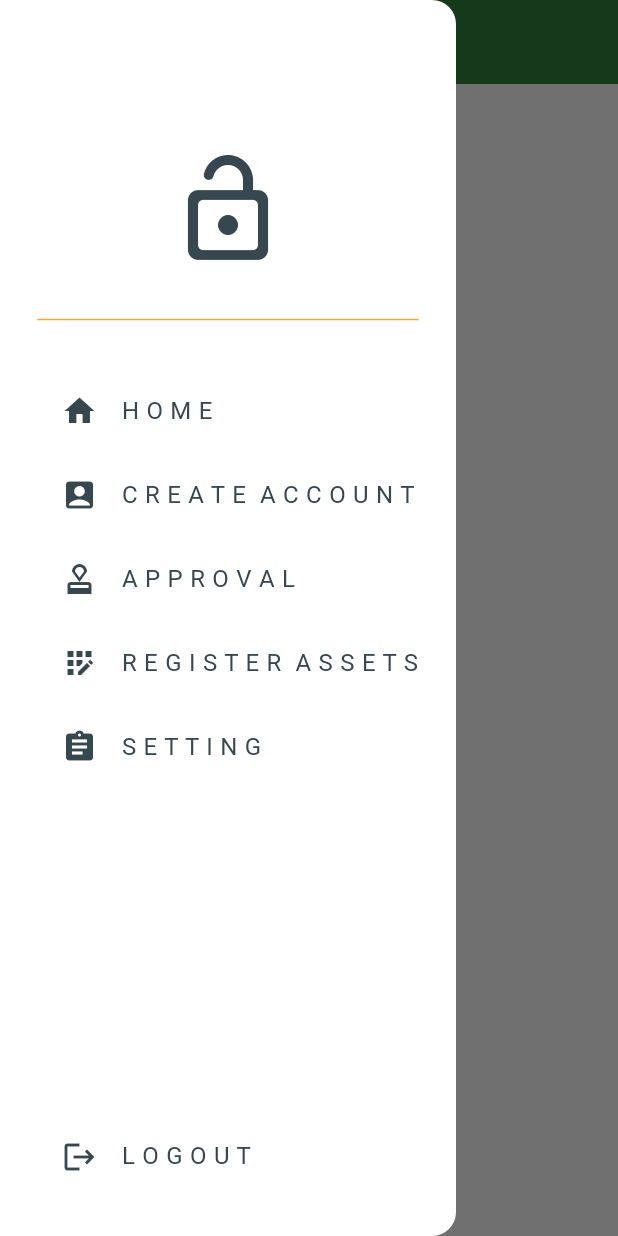
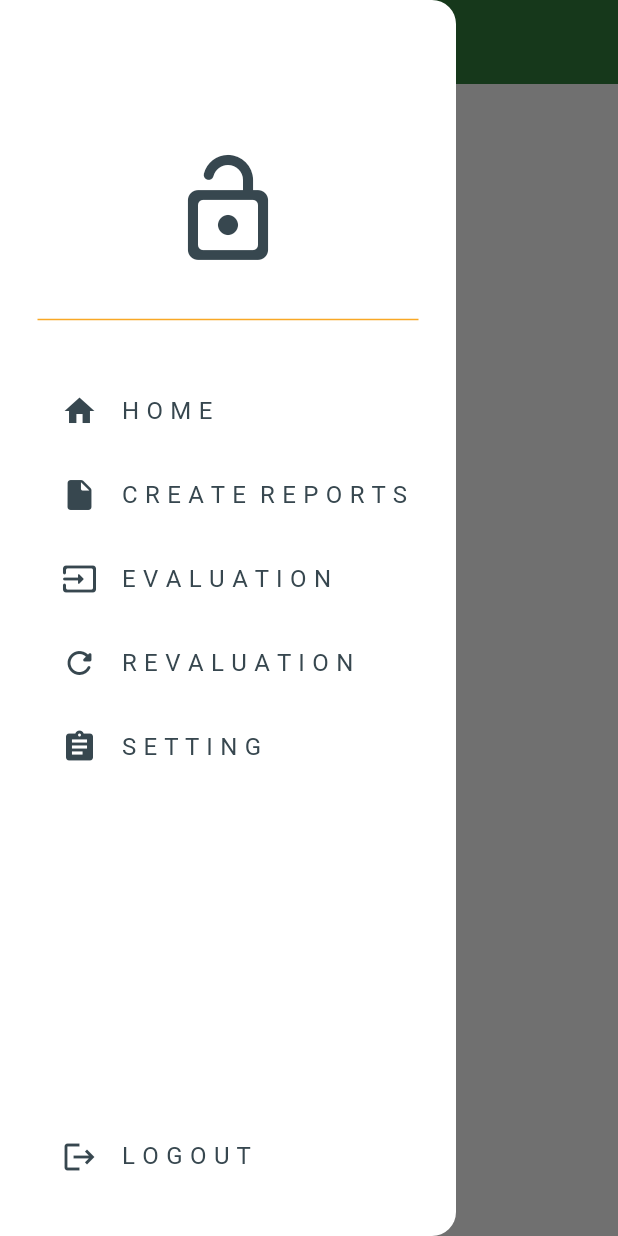
Before and after one commit to Dani-abera/AssetRegistrationandValuation, a Flutter app: the ValidatorPage screen opened directly, with the side drawer open, on a phone screen of 412 x 824 dp. Run offline on Flutter 3.47's test engine with Material 3 defaults, Android fonts, the phone set to English and light mode, and no system bars; our stand-ins replace cloud_firestore, firebase_auth, firebase_core; missing offline and left inert: mailer; accounts and stored records are empty.

Commit message:
Drawer Validator Update

```diff
--- a/lib/components/my_drawer_validator.dart
+++ b/lib/components/my_drawer_validator.dart
@@ -2,7 +2,7 @@ import 'package:firebase_auth/firebase_auth.dart';
 import 'package:flutter/material.dart';
 import 'package:land_house_verify/pages/registration_page.dart';
 import 'package:land_house_verify/pages/setting_page.dart';
-import '../pages/admin_validator_approval_page.dart';
+import 'package:land_house_verify/pages/valuation_Input_page.dart';
 import '../pages/register_asset_page.dart';
 import '../services/login_or_register.dart';
 import 'my_drawer_tile.dart';
@@ -36,8 +36,8 @@ class MyDrawerValidator extends StatelessWidget {
             onTap: () => Navigator.pop(context),
           ),
           MyDrawerTile(
-            text: 'C R E A T E  A C C O U N T ',
-            icon: Icons.account_box,
+            text: 'C R E A T E  R E P O R T S',
+            icon: Icons.insert_drive_file_rounded,
             onTap: () {
               Navigator.push(
                 context,
@@ -48,20 +48,20 @@ class MyDrawerValidator extends StatelessWidget {
             },
           ),
           MyDrawerTile(
-            text: 'A P P R O V A L',
-            icon: Icons.approval,
+            text: 'E V A L U A T I O N',
+            icon: Icons.input_rounded,
             onTap: () {
               Navigator.push(
                 context,
                 MaterialPageRoute(
-                  builder: (context) => AdminValidatorApproval(),
+                  builder: (context) => ValuationInputPage(assetId: '1'),
                 ),
               );
             },
           ),
           MyDrawerTile(
-            text: 'R E G I S T E R  A S S E T S',
-            icon: Icons.app_registration_sharp,
+            text: 'R E V A L U A T I O N',
+            icon: Icons.refresh_rounded,
             onTap: () {
               Navigator.push(
                 context,
```
Also changed, not shown: lib/pages/valuation_Input_page.dart (+9 -2 lines).
